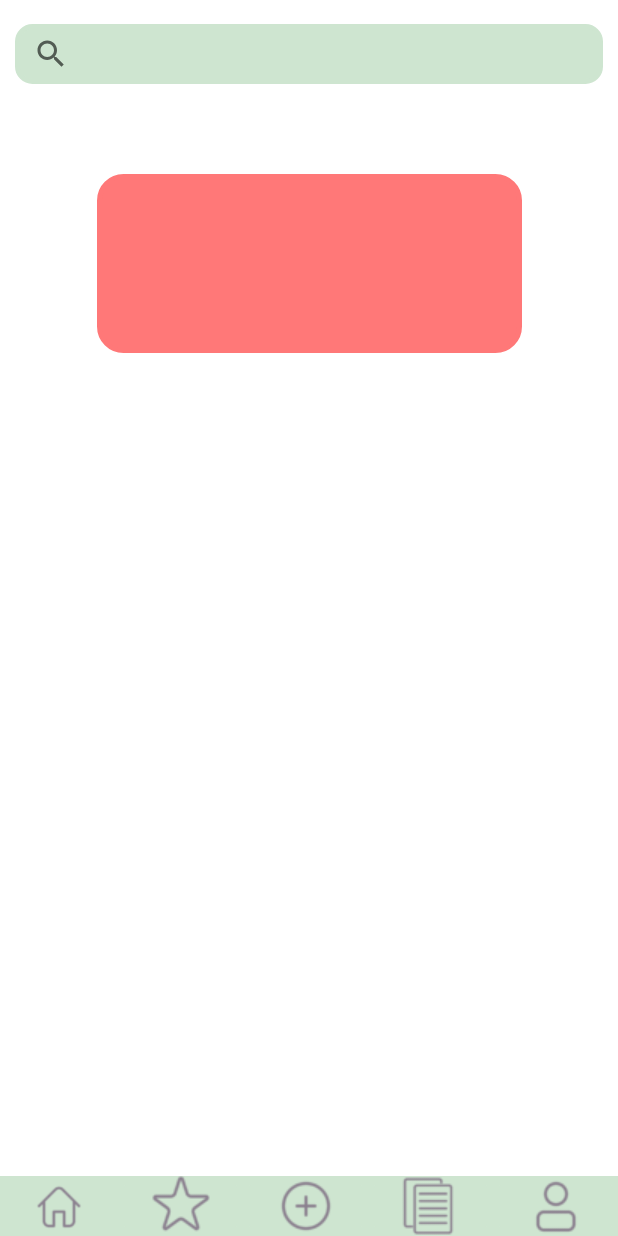
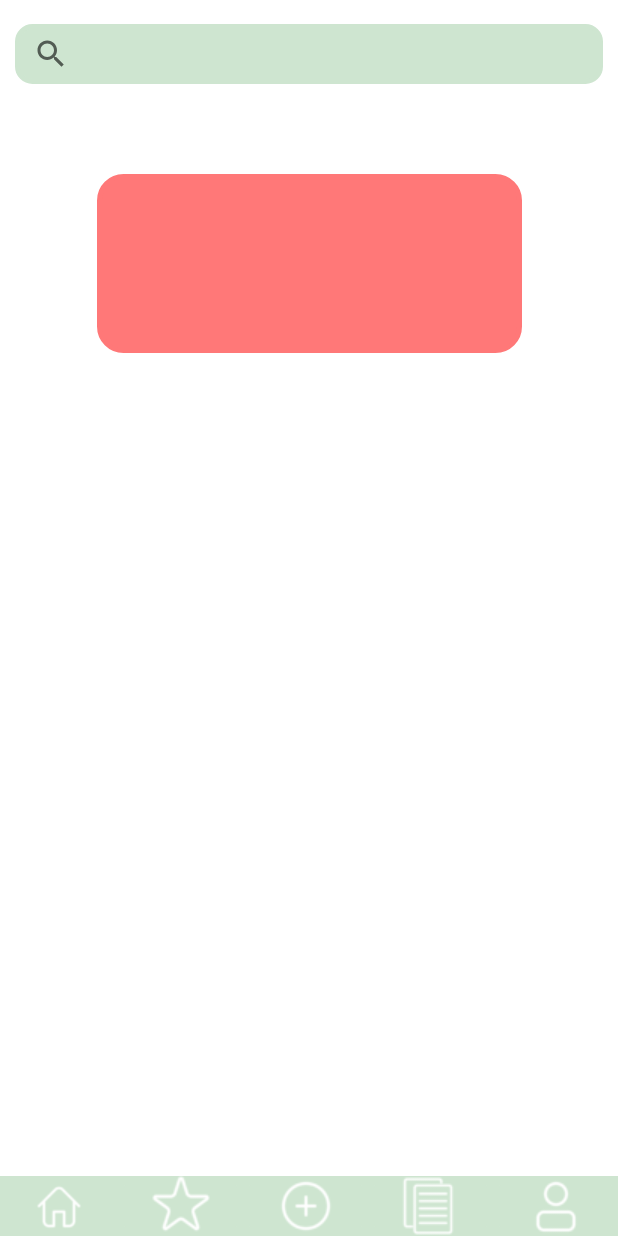
Before and after one commit to NyashnyBastard/Rr3, an Android app: the screen it shows after launch (MainActivity), on a phone screen of 412 x 824 dp. Run offline under Robolectric (Android 15) with nearby library versions, the phone set to English and light mode, and no system bars.

Commit message:
//все_переделано

```diff
--- a/app/src/main/res/layout/activity_main.xml
+++ b/app/src/main/res/layout/activity_main.xml
@@ -52,7 +52,7 @@
                     android:background="@color/d_grey"
                     android:backgroundTint="@color/svetly"
                     android:scaleType="centerInside"
-                    android:tint="@color/bl"
+                    android:tint="@color/white"
                     app:srcCompat="@drawable/q2" />
 
                 <ImageButton
@@ -62,7 +62,7 @@
                     android:layout_weight="1"
                     android:backgroundTint="@color/svetly"
                     android:scaleType="center"
-                    android:tint="@color/bl"
+                    android:tint="@color/white"
                     app:srcCompat="@drawable/q5" />
 
                 <ImageButton
@@ -72,7 +72,7 @@
                     android:layout_weight="1"
                     android:backgroundTint="@color/svetly"
                     android:scaleType="center"
-                    android:tint="@color/bl"
+                    android:tint="@color/white"
                     app:srcCompat="@drawable/q4" />
 
                 <ImageButton
@@ -82,7 +82,7 @@
                     android:layout_weight="1"
                     android:backgroundTint="@color/svetly"
                     android:scaleType="center"
-                    android:tint="@color/bl"
+                    android:tint="@color/white"
                     app:srcCompat="@drawable/q1" />
 
                 <ImageButton
@@ -92,7 +92,7 @@
                     android:layout_weight="1"
                     android:backgroundTint="@color/svetly"
                     android:scaleType="center"
-                    android:tint="@color/bl"
+                    android:tint="@color/white"
                     app:srcCompat="@drawable/q3" />
 
         </LinearLayout>
```
